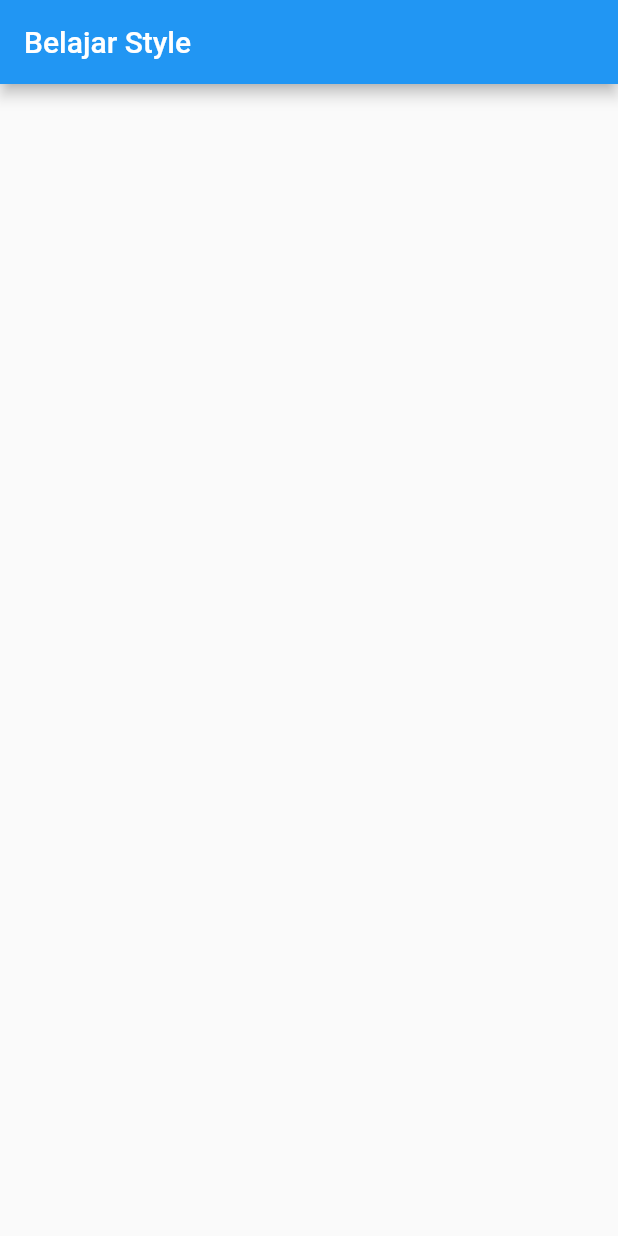
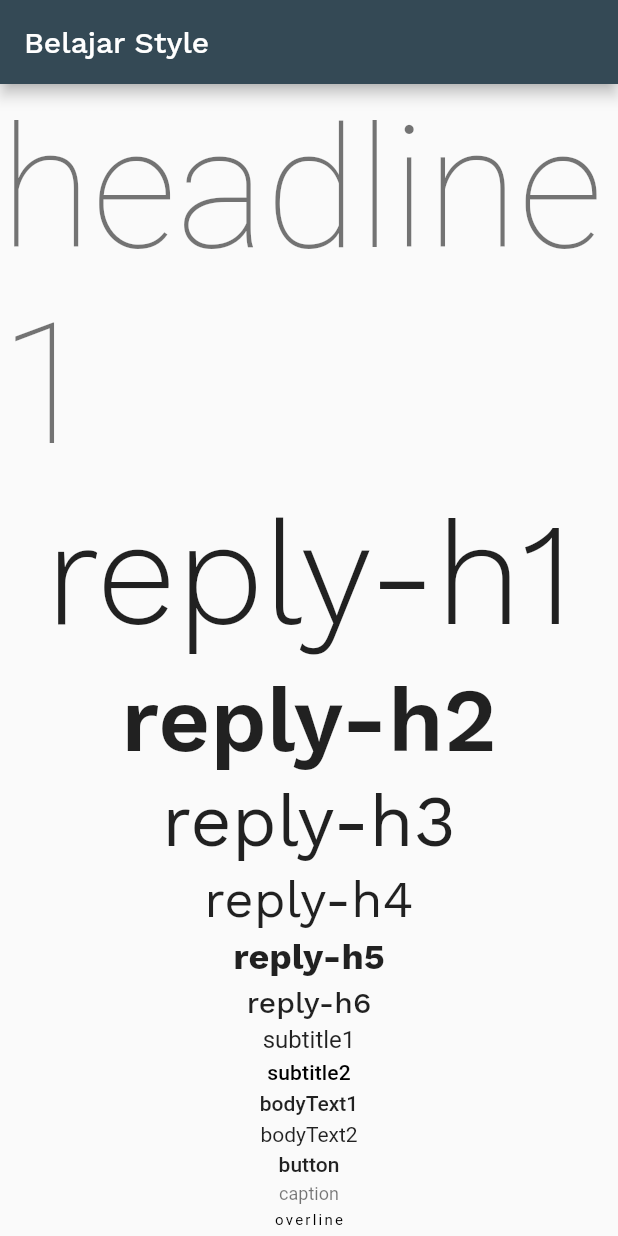
Before and after one commit to tangdesam/belajar-flutter, a Flutter app: the screen it shows after launch, on a phone screen of 412 x 824 dp. Run offline on Flutter 3.47's test engine with Material 2 defaults, Android fonts, the phone set to English and light mode, and no system bars; our stand-ins replace google_fonts, webview_flutter.

Commit message:
buat TextTheme mengikuti https://material.io/design/material-studies/reply.html

```diff
--- a/belajar_style/lib/main.dart
+++ b/belajar_style/lib/main.dart
@@ -1,3 +1,4 @@
+import 'package:belajar_style/styles.dart';
 import 'package:flutter/material.dart';
 
 void main() {
@@ -13,6 +14,13 @@ class MyApp extends StatelessWidget {
     return MaterialApp(
       title: 'Belajar Style',
       theme: ThemeData(
+        colorScheme: Theme.of(context).colorScheme.copyWith(
+          primary: primary700,
+          onPrimary: Colors.white,
+          secondary: secondary500,
+          error: Colors.red,
+        ),
+        textTheme: replyTextTheme,
         // This is the theme of your application.
         //
         // Try running your application with "flutter run". You'll see the
@@ -22,12 +30,31 @@ class MyApp extends StatelessWidget {
         // or simply save your changes to "hot reload" in a Flutter IDE).
         // Notice that the counter didn't reset back to zero; the application
         // is not restarted.
-        primarySwatch: Colors.blue,
+        // primarySwatch: Colors.blue,
       ),
       home: Scaffold(
         appBar: AppBar(
           title: Text('Belajar Style'),
         ),
+        body: Column(
+          mainAxisAlignment: MainAxisAlignment.spaceEvenly,
+          children: [
+            Text('headline1', style: Theme.of(context).textTheme.headline1,),
+            Text('reply-h1', style: replyTextTheme.headline1,),
+            Text('reply-h2', style: replyTextTheme.headline2,),
+            Text('reply-h3', style: replyTextTheme.headline3,),
+            Text('reply-h4', style: replyTextTheme.headline4,),
+            Text('reply-h5', style: replyTextTheme.headline5,),
+            Text('reply-h6', style: replyTextTheme.headline6,),
+            Text('subtitle1', style: Theme.of(context).textTheme.subtitle1,),
+            Text('subtitle2', style: Theme.of(context).textTheme.subtitle2,),
+            Text('bodyText1', style: Theme.of(context).textTheme.bodyText1,),
+            Text('bodyText2', style: Theme.of(context).textTheme.bodyText2,),
+            Text('button', style: Theme.of(context).textTheme.button,),
+            Text('caption', style: Theme.of(context).textTheme.caption,),
+            Text('overline', style: Theme.of(context).textTheme.overline,),
+          ],
+        ),
       ),
     );
   }
--- /dev/null
+++ b/belajar_style/lib/styles.dart
@@ -0,0 +1,23 @@
+import 'package:flutter/material.dart';
+import 'package:google_fonts/google_fonts.dart';
+
+const Color primary700 = Color(0xFF344955);
+const Color primary800 = Color(0xFF232F34);
+const Color primary600 = Color(0xFF4A6572);
+const Color secondary500 = Color(0xFFF9AA33);
+
+final TextTheme replyTextTheme = TextTheme(
+  headline1: GoogleFonts.workSans(fontSize: 96, fontWeight: FontWeight.w300), // Light
+  headline2: GoogleFonts.workSans(fontSize: 60, fontWeight: FontWeight.w600), // SemiBold
+  headline3: GoogleFonts.workSans(fontSize: 48, fontWeight: FontWeight.w400), // Regular
+  headline4: GoogleFonts.workSans(fontSize: 34, fontWeight: FontWeight.w400),
+  headline5: GoogleFonts.workSans(fontSize: 24, fontWeight: FontWeight.w700), // Bold
+  headline6: GoogleFonts.workSans(fontSize: 20, fontWeight: FontWeight.w500), // Medium
+  subtitle1: GoogleFonts.workSans(fontSize: 16, fontWeight: FontWeight.w400),
+  subtitle2: GoogleFonts.workSans(fontSize: 24, fontWeight: FontWeight.w500),
+  bodyText1: GoogleFonts.workSans(fontSize: 18, fontWeight: FontWeight.w400),
+  bodyText2: GoogleFonts.workSans(fontSize: 14, fontWeight: FontWeight.w400),
+  button: GoogleFonts.workSans(fontSize: 14, fontWeight: FontWeight.w500),
+  caption: GoogleFonts.workSans(fontSize: 12, fontWeight: FontWeight.w400),
+  overline: GoogleFonts.workSans(fontSize: 12, fontWeight: FontWeight.w600,), // WorkSans SemiBold 12 CAPS
+);
```
Also changed, not shown: belajar_style/pubspec.yaml (+5 -4 lines), belajar_style/pubspec.lock.
